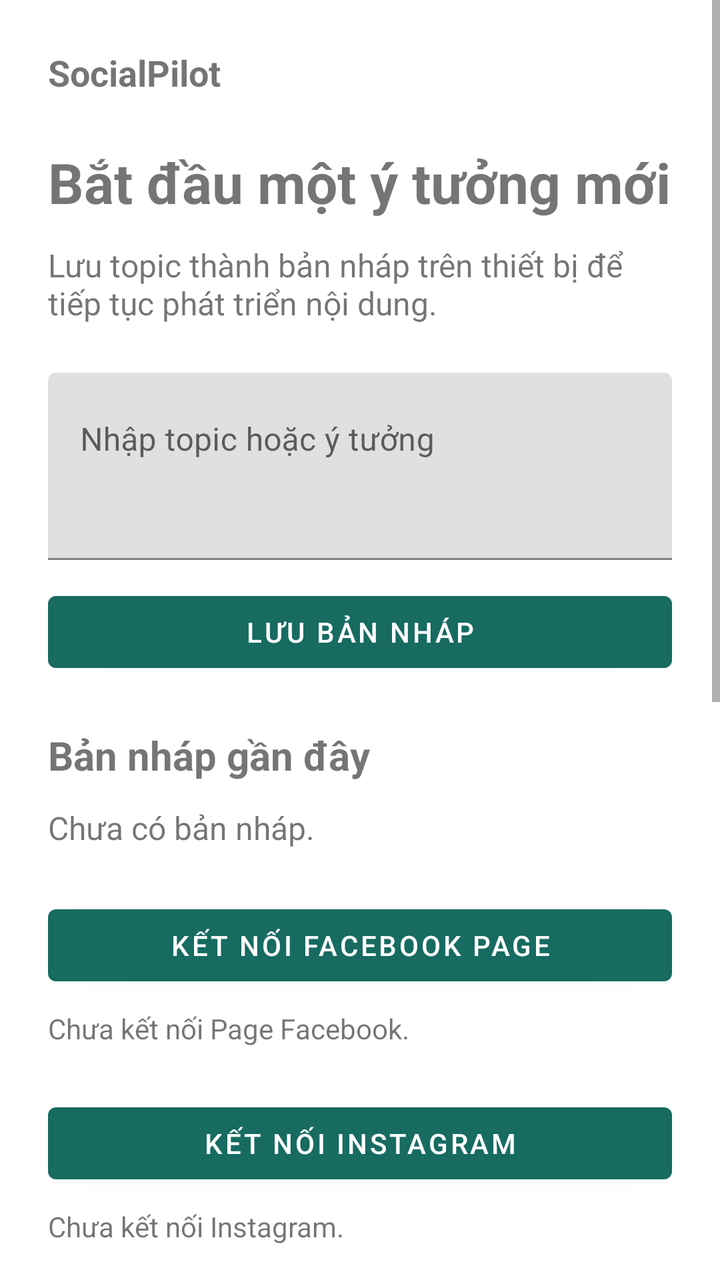
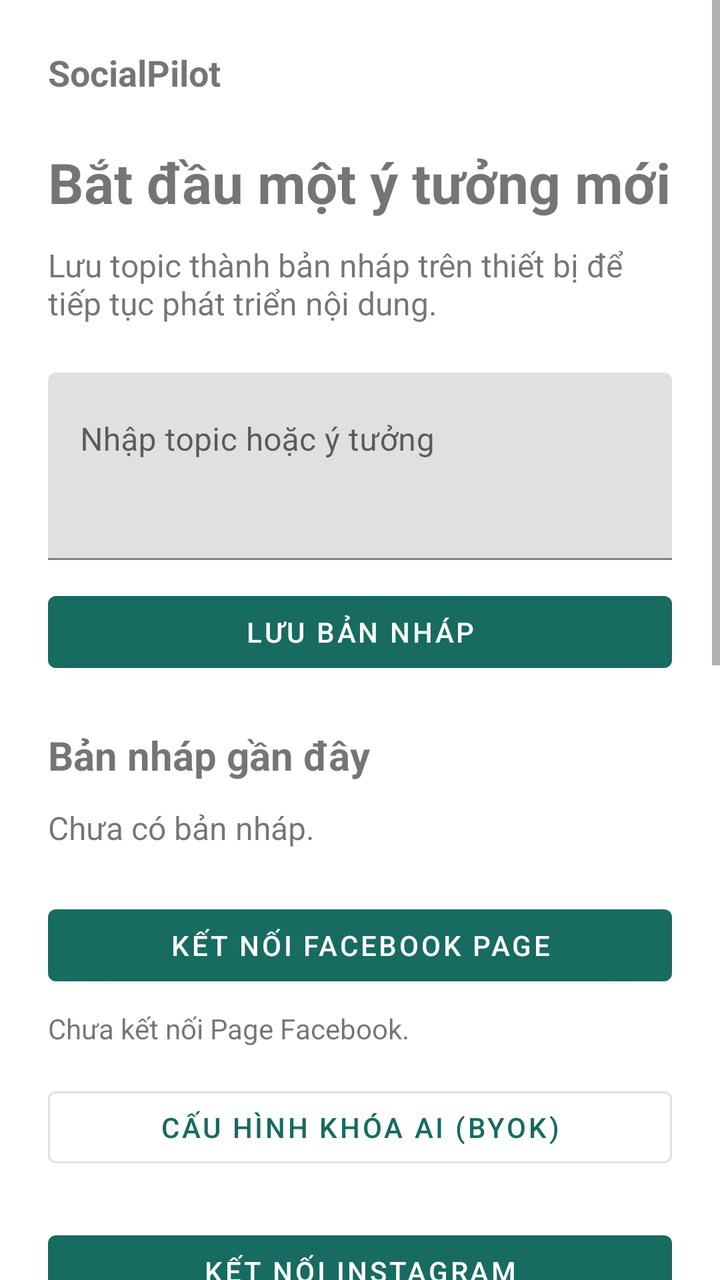

Two renders of the same Android screen: before a commit and after it. Below are the layout's source before the change and the commit's diff.
<!-- AndroidManifest.xml: application theme Theme.SocialPilot -->
<!-- res/layout/activity_main.xml -->
<ScrollView xmlns:android="http://schemas.android.com/apk/res/android"
    android:id="@+id/root" android:layout_width="match_parent" android:layout_height="match_parent"
    android:fillViewport="true">
  <LinearLayout android:layout_width="match_parent" android:layout_height="wrap_content"
      android:orientation="vertical" android:padding="24dp">
    <TextView android:layout_width="match_parent" android:layout_height="wrap_content"
        android:text="@string/app_name" android:textSize="18sp" android:textStyle="bold" />
    <TextView android:layout_width="match_parent" android:layout_height="wrap_content"
        android:layout_marginTop="24dp" android:text="@string/title" android:textSize="28sp" android:textStyle="bold" />
    <TextView android:layout_width="match_parent" android:layout_height="wrap_content"
        android:layout_marginTop="12dp" android:text="@string/intro" android:textSize="16sp" />
    <com.google.android.material.textfield.TextInputLayout android:layout_width="match_parent"
        android:layout_height="wrap_content" android:layout_marginTop="24dp" android:hint="@string/topic_hint">
      <com.google.android.material.textfield.TextInputEditText android:id="@+id/topicInput"
          android:layout_width="match_parent" android:layout_height="wrap_content"
          android:inputType="textMultiLine|textCapSentences" android:minLines="3" android:gravity="top" />
    </com.google.android.material.textfield.TextInputLayout>
    <com.google.android.material.button.MaterialButton android:id="@+id/saveButton"
        android:layout_width="match_parent" android:layout_height="wrap_content"
        android:layout_marginTop="12dp" android:text="@string/save" />
    <TextView android:layout_width="match_parent" android:layout_height="wrap_content"
        android:layout_marginTop="24dp" android:text="@string/drafts" android:textSize="20sp" android:textStyle="bold" />
    <TextView android:id="@+id/draftList" android:layout_width="match_parent" android:layout_height="wrap_content"
        android:layout_marginTop="12dp" android:text="@string/empty" android:textSize="16sp" />
    <com.google.android.material.button.MaterialButton android:id="@+id/connectFacebookButton"
        android:layout_width="match_parent" android:layout_height="wrap_content"
        android:layout_marginTop="24dp" android:text="@string/connect_facebook" />
    <TextView android:id="@+id/facebookPageStatus" android:layout_width="match_parent"
        android:layout_height="wrap_content" android:layout_marginTop="8dp"
        android:text="@string/facebook_not_connected" />
    <com.google.android.material.button.MaterialButton android:id="@+id/connectInstagramButton"
        android:layout_width="match_parent" android:layout_height="wrap_content"
        android:layout_marginTop="24dp" android:text="@string/connect_instagram" />
    <TextView android:id="@+id/instagramAccountStatus" android:layout_width="match_parent"
        android:layout_height="wrap_content" android:layout_marginTop="8dp"
        android:text="@string/instagram_not_connected" />
    <TextView android:layout_width="match_parent" android:layout_height="wrap_content"
        android:layout_marginTop="24dp" android:text="@string/instagram_publish_title"
        android:textSize="20sp" android:textStyle="bold" />
    <com.google.android.material.textfield.TextInputLayout android:layout_width="match_parent"
        android:layout_height="wrap_content" android:layout_marginTop="12dp"
        android:hint="@string/instagram_image_url">
      <com.google.android.material.textfield.TextInputEditText android:id="@+id/instagramImageUrl"
          android:layout_width="match_parent" android:layout_height="wrap_content"
          android:inputType="textUri" />
    </com.google.android.material.textfield.TextInputLayout>
    <com.google.android.material.textfield.TextInputLayout android:layout_width="match_parent"
        android:layout_height="wrap_content" android:layout_marginTop="8dp"
        android:hint="@string/instagram_caption">
      <com.google.android.material.textfield.TextInputEditText android:id="@+id/instagramCaption"
          android:layout_width="match_parent" android:layout_height="wrap_content"
          android:inputType="textMultiLine|textCapSentences" android:minLines="2" />
    </com.google.android.material.textfield.TextInputLayout>
    <com.google.android.material.button.MaterialButton android:id="@+id/instagramApprove"
        android:layout_width="match_parent" android:layout_height="wrap_content"
        android:layout_marginTop="12dp" android:text="@string/instagram_approve" />
    <com.google.android.material.button.MaterialButton android:id="@+id/instagramPublish"
        android:layout_width="match_parent" android:layout_height="wrap_content"
        android:text="@string/instagram_publish" />
    <com.google.android.material.button.MaterialButton android:id="@+id/instagramReconcile"
        android:layout_width="match_parent" android:layout_height="wrap_content"
        android:text="@string/instagram_reconcile" />
    <com.google.android.material.button.MaterialButton android:id="@+id/instagramOpen"
        android:layout_width="match_parent" android:layout_height="wrap_content"
        android:text="@string/instagram_open" />
    <TextView android:id="@+id/instagramPublishStatus" android:layout_width="match_parent"
        android:layout_height="wrap_content" android:layout_marginTop="8dp"
        android:accessibilityLiveRegion="polite" android:text="@string/instagram_publish_hint" />
    <com.google.android.material.button.MaterialButton android:id="@+id/openPrototype"
        android:layout_width="match_parent" android:layout_height="wrap_content"
        android:layout_marginTop="24dp" android:text="@string/open_prototype" />
  </LinearLayout>
</ScrollView>
<!-- resources referenced by this layout -->
<resources>
  <string name="app_name">SocialPilot</string>
  <string name="connect_facebook">Kết nối Facebook Page</string>
  <string name="connect_instagram">Kết nối Instagram</string>
  <string name="drafts">Bản nháp gần đây</string>
  <string name="empty">Chưa có bản nháp.</string>
  <string name="facebook_not_connected">Chưa kết nối Page Facebook.</string>
  <string name="instagram_approve">Duyệt ảnh và caption này</string>
  <string name="instagram_caption">Caption thử</string>
  <string name="instagram_image_url">URL HTTPS của ảnh JPEG</string>
  <string name="instagram_not_connected">Chưa kết nối Instagram.</string>
  <string name="instagram_open">Mở bài gốc</string>
  <string name="instagram_publish">Đăng thật lên Instagram</string>
  <string name="instagram_publish_hint">Dùng tài khoản và nội dung thử dành riêng cho dự án.</string>
  <string name="instagram_publish_title">Thử đăng ảnh Instagram</string>
  <string name="instagram_reconcile">Kiểm tra kết nối và đối soát</string>
  <string name="intro">Lưu topic thành bản nháp trên thiết bị để tiếp tục phát triển nội dung.</string>
  <string name="open_prototype">Mở bản mẫu UI · Room · Worker</string>
  <string name="save">Lưu bản nháp</string>
  <string name="title">Bắt đầu một ý tưởng mới</string>
  <string name="topic_hint">Nhập topic hoặc ý tưởng</string>
  <style name="Theme.SocialPilot" parent="Theme.MaterialComponents.DayNight.NoActionBar">
    <item name="colorPrimary">#176B61</item><item name="colorPrimaryVariant">#104D46</item>
    <item name="colorSecondary">#176B61</item>
  </style>
</resources>

<!-- the commit's change to res/layout/activity_main.xml (unified diff, before → after) -->
@@ -28,6 +28,10 @@
     <TextView android:id="@+id/facebookPageStatus" android:layout_width="match_parent"
         android:layout_height="wrap_content" android:layout_marginTop="8dp"
         android:text="@string/facebook_not_connected" />
+    <com.google.android.material.button.MaterialButton android:id="@+id/openAiKeysButton"
+        style="@style/Widget.MaterialComponents.Button.OutlinedButton"
+        android:layout_width="match_parent" android:layout_height="wrap_content"
+        android:layout_marginTop="16dp" android:text="@string/open_ai_keys" />
     <com.google.android.material.button.MaterialButton android:id="@+id/connectInstagramButton"
         android:layout_width="match_parent" android:layout_height="wrap_content"
         android:layout_marginTop="24dp" android:text="@string/connect_instagram" />
<!-- resource entries referenced after the edit -->
@@ -16,6 +16,7 @@
   <string name="instagram_publish_title">Thử đăng ảnh Instagram</string>
   <string name="instagram_reconcile">Kiểm tra kết nối và đối soát</string>
   <string name="intro">Lưu topic thành bản nháp trên thiết bị để tiếp tục phát triển nội dung.</string>
+  <string name="open_ai_keys">Cấu hình khóa AI (BYOK)</string>
   <string name="open_prototype">Mở bản mẫu UI · Room · Worker</string>
   <string name="save">Lưu bản nháp</string>
   <string name="title">Bắt đầu một ý tưởng mới</string>
